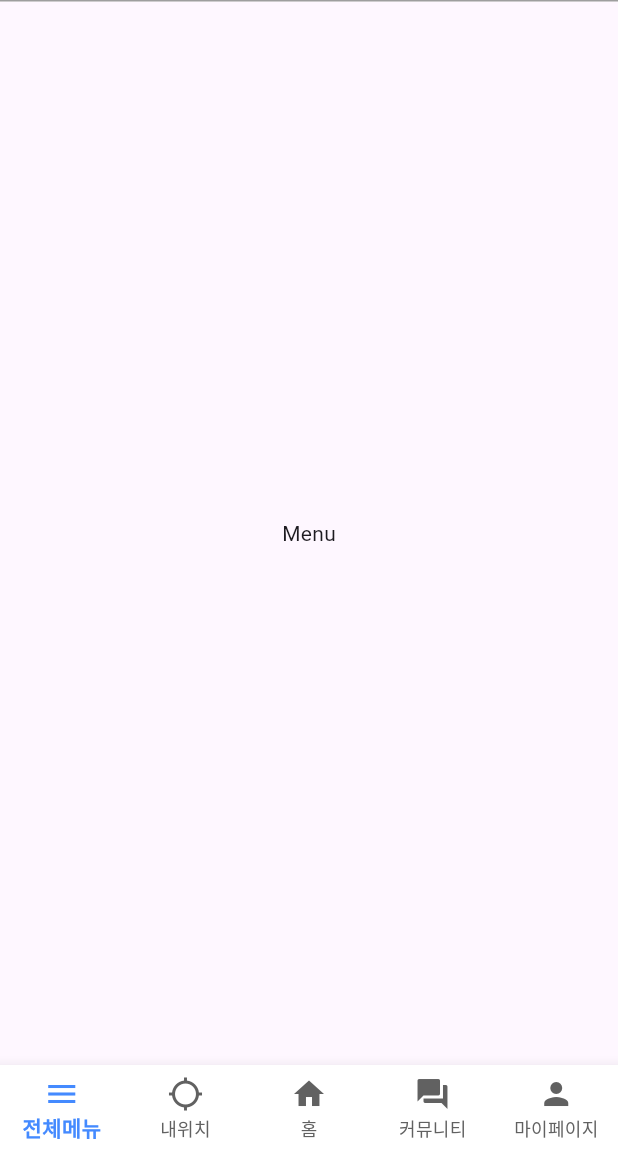
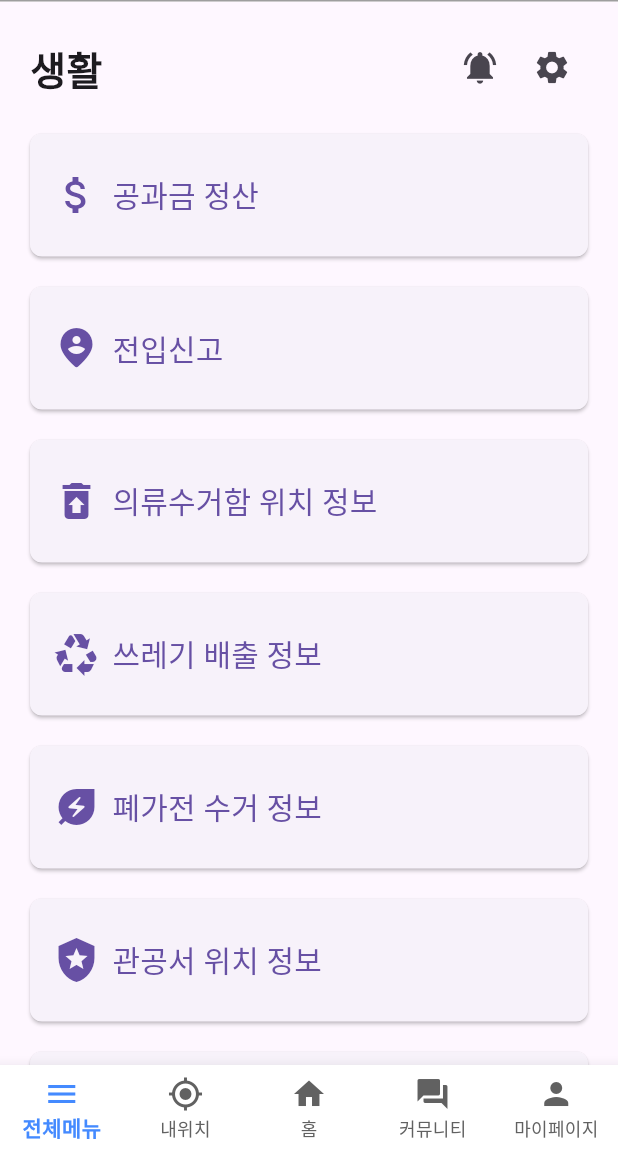
Before and after one commit to kant300/moveon_app, a Flutter app: the screen it shows after launch, on a phone screen of 412 x 824 dp, the part 84-1236 px from its top. Run offline on Flutter 3.47's test engine with Material 3 defaults, Android fonts, the phone set to English and light mode, and no system bars.

Commit message:
251110_전체 메뉴, 404 페이지 기본 레이아웃 작업

```diff
--- /dev/null
+++ b/lib/Menu.dart
@@ -0,0 +1,154 @@
+import 'package:flutter/material.dart';
+
+class Menu extends StatefulWidget {
+  MenuState createState() => MenuState();
+}
+
+class MenuState extends State<Menu> {
+  @override
+  Widget build(BuildContext context) {
+    return Scaffold(
+      body: SingleChildScrollView(
+        child: Padding(
+          padding: EdgeInsets.all(20),
+          child: Column(
+            crossAxisAlignment: CrossAxisAlignment.start,
+            children: [
+              Row(
+                mainAxisAlignment: MainAxisAlignment.spaceBetween,
+                children: [
+                  Text("생활",
+                      style: TextStyle(fontSize: 26, fontWeight: FontWeight.bold)),
+                  Row(
+                    children: [
+                      IconButton(onPressed: () {}, icon: Icon(Icons.notifications_active, size: 26,)),
+                      IconButton(onPressed: () {}, icon: Icon(Icons.settings, size: 26,))
+                    ],
+                  )
+                ]
+              ),
+              SizedBox(height: 20),
+              _buildButton(Icons.attach_money, "공과금 정산", () {
+                Navigator.pushNamed(context, "/living/bill");
+              }),
+              _buildButton(Icons.person_pin_circle_rounded, "전입신고", () {
+                Navigator.pushNamed(context, "/living/moveIn");
+              }),
+              _buildButton(Icons.restore_from_trash, "의류수거함 위치 정보", () {
+                Navigator.pushNamed(context, "/living/clothingBin");
+              }),
+              _buildButton(Icons.recycling, "쓰레기 배출 정보", () {
+                Navigator.pushNamed(context, "/living/trashInfo");
+              }),
+              _buildButton(Icons.energy_savings_leaf, "폐가전 수거 정보", () {
+                Navigator.pushNamed(context, "/living/eco");
+              }),
+              _buildButton(Icons.local_police, "관공서 위치 정보", () {
+                Navigator.pushNamed(context, "/living/government");
+              }),
+              _buildButton(Icons.local_hospital, "심야약국/병원 위치 정보", () {
+                Navigator.pushNamed(context, "/living/night");
+              }),
+              SizedBox(height: 50),
+
+              Text("안전",
+                  style: TextStyle(fontSize: 26, fontWeight: FontWeight.bold)),
+              SizedBox(height: 20),
+              _buildButton(Icons.crisis_alert, "성범죄자 위치 정보", () {
+                Navigator.pushNamed(context, "/safety/sexOffender");
+              }),
+              _buildButton(Icons.emergency, "민간구급차 정보", () {
+                Navigator.pushNamed(context, "/safety/ambulance");
+              }),
+              _buildButton(Icons.water_drop, "비상급수시설 위치 정보", () {
+                Navigator.pushNamed(context, "/safety/water");
+              }),
+              _buildButton(Icons.night_shelter, "대피소 위치 정보", () {
+                Navigator.pushNamed(context, "/safety/shelter");
+              }),
+              _buildButton(Icons.people, "공중화장실 위치 정보", () {
+                Navigator.pushNamed(context, "/safety/restroom");
+              }),
+              _buildButton(Icons.video_camera_back, "CCTV 위치 정보", () {
+                Navigator.pushNamed(context, "/safety/cctv");
+              }),
+              SizedBox(height: 50),
+
+              Text("교통",
+                  style: TextStyle(fontSize: 26, fontWeight: FontWeight.bold)),
+              SizedBox(height: 20),
+              _buildButton(Icons.subway_outlined, "지하철 관련 정보", () {
+                Navigator.pushNamed(context, "/transport/subway");
+              }),
+              _buildButton(Icons.directions_bus, "버스 관련 정보", () {
+                Navigator.pushNamed(context, "/transport/busStation");
+              }),
+              _buildButton(Icons.ev_station, "전동휠체어 충전소 위치 정보", () {
+                Navigator.pushNamed(context, "/transport/wheelchairCharger");
+              }),
+              _buildButton(Icons.local_parking, "공용주차장 위치 정보", () {
+                Navigator.pushNamed(context, "/transport/localParking");
+              }),
+              SizedBox(height: 50),
+
+              Text("커뮤니티",
+                  style: TextStyle(fontSize: 26, fontWeight: FontWeight.bold)),
+              SizedBox(height: 20),
+              _buildButton(Icons.handshake, "소분모임", () {
+                Navigator.pushNamed(context, "/community/bulkBuy");
+              }),
+              _buildButton(Icons.event_note, "지역행사 정보", () {
+                Navigator.pushNamed(context, "/community/localEvent");
+              }),
+              _buildButton(Icons.shopping_bag, "중고장터", () {
+                Navigator.pushNamed(context, "/community/localStore");
+              }),
+              _buildButton(Icons.reviews, "동네후기 게시판", () {
+                Navigator.pushNamed(context, "/community/localActivity");
+              }),
+              _buildButton(Icons.business_center, "구인/구직 게시판", () {
+                Navigator.pushNamed(context, "/community/business");
+              }),
+              SizedBox(height: 50),
+
+              Text("고객센터",
+                  style: TextStyle(fontSize: 26, fontWeight: FontWeight.bold)),
+              SizedBox(height: 20),
+              _buildButton(Icons.handshake, "자주 묻는 질문", () {
+                Navigator.pushNamed(context, "/inquiry/faq");
+              }),
+              _buildButton(Icons.event_note, "고객문의", () {
+                Navigator.pushNamed(context, "/inquiry/ask");
+              }),
+              _buildButton(Icons.shopping_bag, "공지사항", () {
+                Navigator.pushNamed(context, "/inquiry/notice");
+              }),
+            ],
+          ),
+        ),
+      ),
+    );
+  }
+
+  Widget _buildButton(IconData icon, String label, VoidCallback onPressed) {
+    return Padding(
+      padding: const EdgeInsets.only(bottom: 20),
+      child: SizedBox(
+        width: double.infinity,
+        child: ElevatedButton.icon(
+          onPressed: onPressed,
+          icon: Icon(icon, size: 32),
+          label: Text(label, style: TextStyle(fontSize: 20)),
+          style: ElevatedButton.styleFrom(
+            // foregroundColor: Color(0xFF1F7570), 색상 조정 (16진수 리터럴 : A, R, G, B)
+            alignment: Alignment.centerLeft,
+            padding: EdgeInsets.symmetric(horizontal: 15, vertical: 25),
+            shape: RoundedRectangleBorder(
+              borderRadius: BorderRadius.circular(8),
+            ),
+          ),
+        ),
+      ),
+    );
+  }
+}
--- a/lib/main.dart
+++ b/lib/main.dart
@@ -1,4 +1,6 @@
 import 'package:flutter/material.dart';
+import 'package:moveon_app/Menu.dart';
+import 'package:moveon_app/NotFound.dart';
 
 void main() {
   runApp(App());
@@ -11,7 +13,11 @@ class App extends StatelessWidget {
       initialRoute: "/",
       routes: {
         "/" : (context) => Main(),
+        "/menu" : (context) => Menu()
       },
+      onUnknownRoute: (settings) => MaterialPageRoute(
+          builder: (context) => NotFound()
+      ),
     );
   }
 }
@@ -23,7 +29,7 @@ class Main extends StatefulWidget {
 class MainState extends State<Main> {
   int currentPage = 0;
   dynamic pages = [
-    Center(child: Text("Menu")),
+    Menu(),
     Center(child: Text("Location")),
     Center(child: Text("Home")),
     Center(child: Text("Community")),
@@ -81,7 +87,7 @@ class MainState extends State<Main> {
                 label: "전체메뉴"
             ),
             BottomNavigationBarItem(
-                icon: Icon(Icons.location_searching),
+                icon: Icon(Icons.my_location),
                 label: "내위치"
             ),
             BottomNavigationBarItem(
```
Also changed, not shown: lib/NotFound.dart (added, +27 -0 lines).
